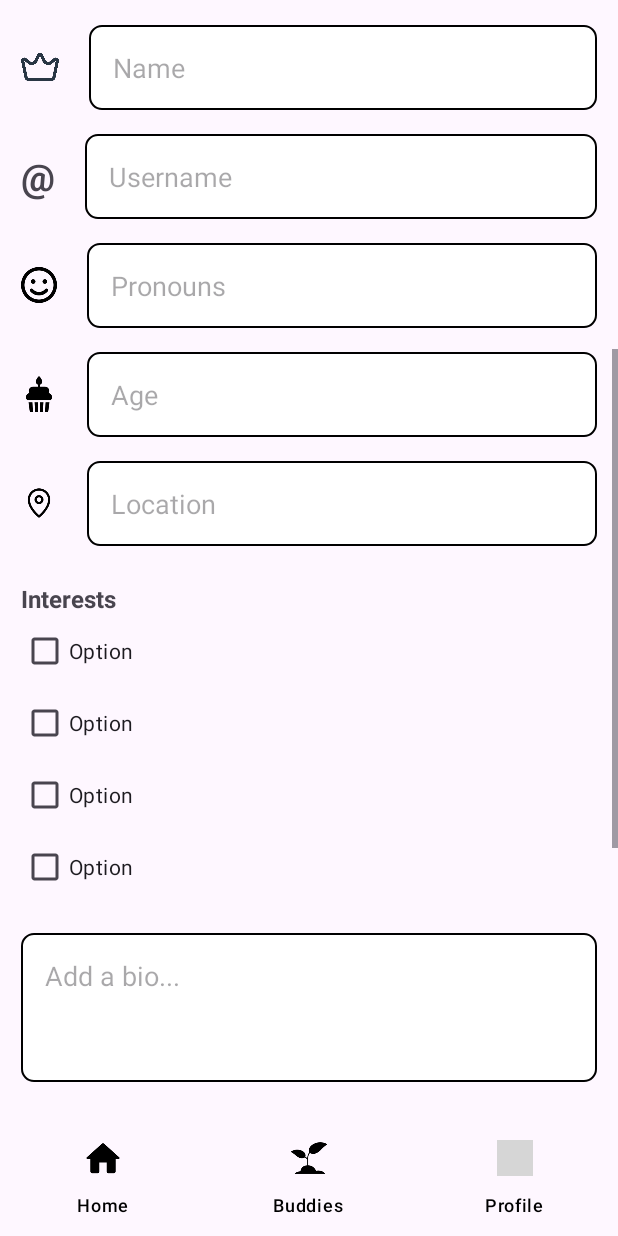
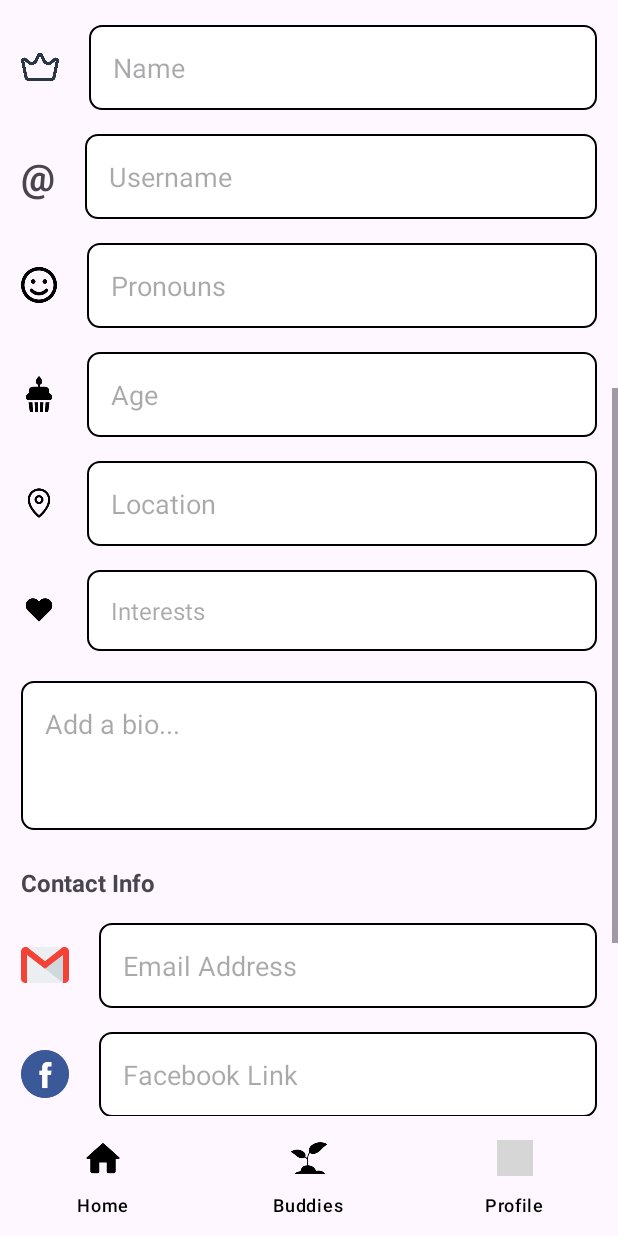
Before and after one commit to Opbabe/TEAMROOT, an Android app: the EditProfileFragment screen opened through its navigation route, scrolled down 520 dp, on a phone screen of 412 x 824 dp. Run offline under Robolectric (Android 15) with nearby library versions, the light colour scheme and no system bars; our stand-ins replace CircleImageView, Firebase (no records; nobody signed in at launch, a user with empty details on screens opened directly), Picasso, navigation-ui; 1 statement that could not run was skipped; grey boxes are pictures that could not be loaded.

Commit message:
display bio and interests on buddy system

```diff
--- a/app/src/main/java/edu/sjsu/sase/android/roots/buddy/BuddySystemFragment.java
+++ b/app/src/main/java/edu/sjsu/sase/android/roots/buddy/BuddySystemFragment.java
@@ -151,7 +151,7 @@
                     //loadProfileData();
                     buddyName.setText(userToDisplay.getName());
                     tvInterests.setText("");
-                    tvBio.setText("");
+                    tvBio.setText(userToDisplay.getBio());
                     String picUrl = userToDisplay.getProfilePicUrl();
                     if (picUrl != null && !picUrl.isEmpty()) {
                         Picasso.with(getContext())
@@ -383,8 +383,8 @@
 //        newTvBio.setText(bios[currentProfileIndex]);
 //        newBuddyImage.setImageResource(R.drawable.placeholder_image);
         newBuddyName.setText(userToDisplay.getName());
-        newTvInterests.setText("");
-        newTvBio.setText("");
+        newTvInterests.setText(userToDisplay.getInterests());
+        newTvBio.setText(userToDisplay.getBio());
         String picUrl = userToDisplay.getProfilePicUrl();
         if (picUrl != null && !picUrl.isEmpty()) {
             Picasso.with(getContext())
--- a/app/src/main/java/edu/sjsu/sase/android/roots/user/EditProfileFragment.java
+++ b/app/src/main/java/edu/sjsu/sase/android/roots/user/EditProfileFragment.java
@@ -36,7 +36,7 @@
     private User currUser;
     private FirebaseFirestore db;
     private ImageView profilePicture;
-    private EditText name, username, pronouns, age, location, bio;
+    private EditText name, username, pronouns, age, location, interests, bio;
     private EditText email, facebook, instagram, twitter;
     private Button btnSave, btnCancel, btnUploadImage;
 
@@ -101,6 +101,7 @@
         pronouns = view.findViewById(R.id.pronouns);
         age = view.findViewById(R.id.age);
         location = view.findViewById(R.id.location);
+        interests = view.findViewById(R.id.interests);
         bio = view.findViewById(R.id.bio);
         email = view.findViewById(R.id.email);
         facebook = view.findViewById(R.id.facebook);
@@ -146,6 +147,7 @@
             pronouns.setText(currUser.getPronouns());
             age.setText(currUser.getAge());
             location.setText(currUser.getLocation());
+            interests.setText(currUser.getInterests());
             bio.setText(currUser.getBio());
             email.setText(currUser.getEmail());
             facebook.setText(currUser.getFacebook());
@@ -172,6 +174,7 @@
 
         currUser.setAge(age.getText().toString());
         currUser.setPronouns(pronouns.getText().toString());
+        currUser.setInterests(interests.getText().toString());
         currUser.setBio(bio.getText().toString());
         currUser.setEmail(email.getText().toString());
 //        currUser.setProfilePicUrl(selectedImageUri.toString());
@@ -185,6 +188,7 @@
         updates.put("name", currUser.getName());
         updates.put("age", currUser.getAge());
         updates.put("pronouns", currUser.getPronouns());
+        updates.put("interests", currUser.getInterests());
         updates.put("bio", currUser.getBio());
         updates.put("email", currUser.getEmail());
         updates.put("profilePicUrl", currUser.getProfilePicUrl());
--- a/app/src/main/java/edu/sjsu/sase/android/roots/user/User.java
+++ b/app/src/main/java/edu/sjsu/sase/android/roots/user/User.java
@@ -15,6 +15,7 @@
     private String profilePicUrl;
     private String username;
     private String pronouns, age, location, instagram, twitter, facebook, bio;
+    private String interests;
 
     /**
      * Default constructor (required for Firestore)
@@ -38,6 +39,7 @@
         this.twitter = "";
         this.facebook = "";
         this.bio = "";
+        this.interests = "";
     }
 
     /**
@@ -61,6 +63,7 @@
         this.twitter = "";
         this.facebook = "";
         this.bio = "";
+        this.interests = "";
     }
 
     /**
@@ -80,6 +83,7 @@
         instagram = readNullableString(in);
         twitter = readNullableString(in);
         bio = readNullableString(in);
+        interests = readNullableString(in);
     }
 
     /**
@@ -111,7 +115,7 @@
         writeNullableToParcel(dest, instagram);
         writeNullableToParcel(dest, twitter);
         writeNullableToParcel(dest, bio);
-
+        writeNullableToParcel(dest, interests);
     }
 
     /**
@@ -248,4 +252,12 @@
     public void setId(String id) {
         this.id = id;
     }
+
+    public void setInterests(String interests) {
+        this.interests = interests;
+    }
+
+    public String getInterests() {
+        return interests;
+    }
 }
--- a/app/src/main/res/layout/fragment_buddy_system.xml
+++ b/app/src/main/res/layout/fragment_buddy_system.xml
@@ -93,7 +93,6 @@
                 android:id="@+id/buddyName"
                 android:layout_width="0dp"
                 android:layout_height="wrap_content"
-                android:text="Sandra Le"
                 android:textSize="22sp"
                 android:textStyle="bold"
                 android:textColor="#000000"
@@ -125,7 +124,6 @@
                     android:id="@+id/tvInterests"
                     android:layout_width="wrap_content"
                     android:layout_height="wrap_content"
-                    android:text="social, food, music, outdoor"
                     android:textSize="16sp"
                     android:textColor="#333333"
                     android:fontFamily="sans-serif"
@@ -137,7 +135,6 @@
                 android:id="@+id/tvBio"
                 android:layout_width="0dp"
                 android:layout_height="wrap_content"
-                android:text="erm this is my user bio for the profile :0"
                 android:textSize="16sp"
                 android:textColor="#666666"
                 android:fontFamily="sans-serif"
--- a/app/src/main/res/layout/fragment_edit_profile.xml
+++ b/app/src/main/res/layout/fragment_edit_profile.xml
@@ -203,48 +203,66 @@
         </LinearLayout>
 
         <!-- Interests Section -->
-        <TextView
-            android:id="@+id/tvInterestsLabel"
-            android:layout_width="wrap_content"
+        <LinearLayout
+            android:id="@+id/llInterests"
+            android:layout_width="0dp"
             android:layout_height="wrap_content"
-            android:layout_marginTop="24dp"
-            android:text="Interests"
-            android:textSize="16sp"
-            android:textStyle="bold"
+            android:layout_marginTop="16dp"
+            android:orientation="horizontal"
+            android:gravity="center_vertical"
+            app:layout_constraintEnd_toEndOf="parent"
             app:layout_constraintStart_toStartOf="parent"
-            app:layout_constraintTop_toBottomOf="@id/llLocation" />
+            app:layout_constraintTop_toBottomOf="@id/llLocation">
 
-        <CheckBox
-            android:id="@+id/cbOption1"
-            android:layout_width="wrap_content"
-            android:layout_height="wrap_content"
-            android:text="Option"
-            app:layout_constraintStart_toStartOf="parent"
-            app:layout_constraintTop_toBottomOf="@id/tvInterestsLabel" />
+            <ImageView
+                android:layout_width="24dp"
+                android:layout_height="24dp"
+                android:src="@drawable/heart"
+                android:contentDescription="Interests icon" />
 
-        <CheckBox
-            android:id="@+id/cbOption2"
-            android:layout_width="wrap_content"
-            android:layout_height="wrap_content"
-            android:text="Option"
-            app:layout_constraintStart_toStartOf="parent"
-            app:layout_constraintTop_toBottomOf="@id/cbOption1" />
+            <EditText
+                android:id="@+id/interests"
+                android:layout_width="match_parent"
+                android:layout_height="wrap_content"
+                android:layout_marginStart="@dimen/text_margin"
+                android:hint="Interests"
+                android:textSize="@dimen/regular_text"
+                android:background="@drawable/rounded_container"
+                app:layout_constraintStart_toStartOf="@id/llLocation"
+                app:layout_constraintTop_toBottomOf="@id/llLocation"/>
+        </LinearLayout>
 
-        <CheckBox
-            android:id="@+id/cbOption3"
-            android:layout_width="wrap_content"
-            android:layout_height="wrap_content"
-            android:text="Option"
-            app:layout_constraintStart_toStartOf="parent"
-            app:layout_constraintTop_toBottomOf="@id/cbOption2" />
+<!--        <CheckBox-->
+<!--            android:id="@+id/cbOption1"-->
+<!--            android:layout_width="wrap_content"-->
+<!--            android:layout_height="wrap_content"-->
+<!--            android:text="Option"-->
+<!--            app:layout_constraintStart_toStartOf="parent"-->
+<!--            app:layout_constraintTop_toBottomOf="@id/tvInterestsLabel" />-->
 
-        <CheckBox
-            android:id="@+id/cbOption4"
-            android:layout_width="wrap_content"
-            android:layout_height="wrap_content"
-            android:text="Option"
-            app:layout_constraintStart_toStartOf="parent"
-            app:layout_constraintTop_toBottomOf="@id/cbOption3" />
+<!--        <CheckBox-->
+<!--            android:id="@+id/cbOption2"-->
+<!--            android:layout_width="wrap_content"-->
+<!--            android:layout_height="wrap_content"-->
+<!--            android:text="Option"-->
+<!--            app:layout_constraintStart_toStartOf="parent"-->
+<!--            app:layout_constraintTop_toBottomOf="@id/cbOption1" />-->
+
+<!--        <CheckBox-->
+<!--            android:id="@+id/cbOption3"-->
+<!--            android:layout_width="wrap_content"-->
+<!--            android:layout_height="wrap_content"-->
+<!--            android:text="Option"-->
+<!--            app:layout_constraintStart_toStartOf="parent"-->
+<!--            app:layout_constraintTop_toBottomOf="@id/cbOption2" />-->
+
+<!--        <CheckBox-->
+<!--            android:id="@+id/cbOption4"-->
+<!--            android:layout_width="wrap_content"-->
+<!--            android:layout_height="wrap_content"-->
+<!--            android:text="Option"-->
+<!--            app:layout_constraintStart_toStartOf="parent"-->
+<!--            app:layout_constraintTop_toBottomOf="@id/cbOption3" />-->
 
         <!-- Bio Field -->
         <EditText
@@ -259,7 +277,7 @@
             android:gravity="top"
             app:layout_constraintEnd_toEndOf="parent"
             app:layout_constraintStart_toStartOf="parent"
-            app:layout_constraintTop_toBottomOf="@id/cbOption4"/>
+            app:layout_constraintTop_toBottomOf="@id/llInterests"/>
 
         <!-- Contact Info Section -->
         <TextView
```
